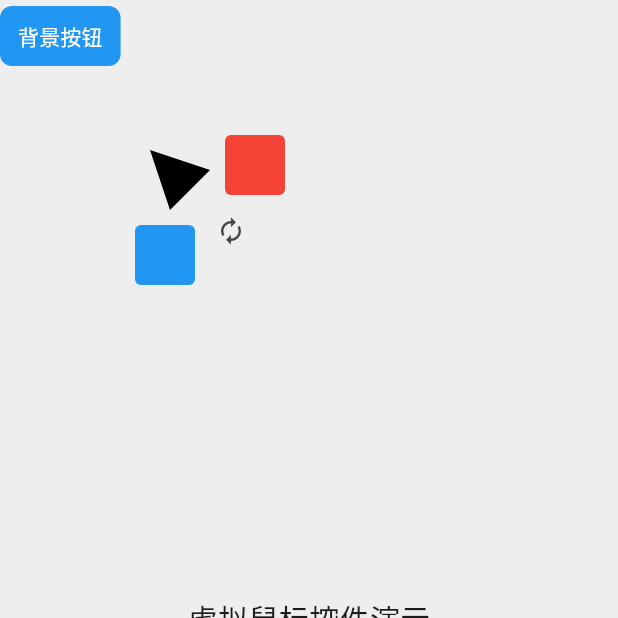
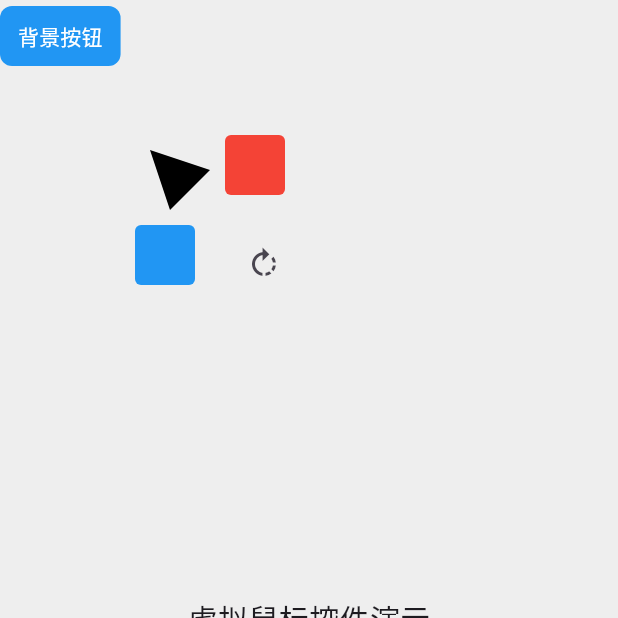
Before and after one commit to zhuhaichao518/virtual_cursor, a Flutter app: the screen it shows after launch, on a phone screen of 412 x 824 dp, the top half of it. Run offline on Flutter 3.47's test engine with Material 3 defaults, Android fonts, the phone set to English and light mode, and no system bars.

Commit message:
修改旋转方向

```diff
--- a/lib/main.dart
+++ b/lib/main.dart
@@ -1,6 +1,5 @@
 import 'package:flutter/material.dart';
-
-enum CursorDirection { TopLeft, TopRight, BottomLeft, BottomRight }
+import 'dart:math';
 
 class VirtualMouse extends StatefulWidget {
   final Offset initialPosition;
@@ -12,9 +11,16 @@ class VirtualMouse extends StatefulWidget {
 
 class _VirtualMouseState extends State<VirtualMouse> {
   Offset position = Offset.zero;
-  CursorDirection direction = CursorDirection.TopLeft;
   bool _leftPressed = false;
   bool _rightPressed = false;
+  double _angle = 0; // 新增旋转角度状态
+
+  // 旋转控制方法
+  void _rotate() {
+    setState(() {
+      _angle += pi/2; // 每次旋转90度
+    });
+  }
 
   @override
   void initState() {
@@ -22,22 +28,20 @@ class _VirtualMouseState extends State<VirtualMouse> {
     position = widget.initialPosition;
   }
 
-  void _toggleDirection() {
-    setState(() {
-      direction = CursorDirection.values[(direction.index + 1) % 4];
-    });
-  }
+  // 处理坐标变换
+  Offset _transformDelta(Offset delta, double angle) {
+    // 将弧度转换为90度的整数倍（处理浮点精度）
+    final steps = ((angle / (pi / 2)).round()) % 4;
 
-  Offset _getDirectionOffset(double distance) {
-    switch (direction) {
-      case CursorDirection.TopLeft:
-        return Offset(distance, distance);
-      case CursorDirection.TopRight:
-        return Offset(distance, -distance);
-      case CursorDirection.BottomLeft:
-        return Offset(-distance, distance);
-      case CursorDirection.BottomRight:
-        return Offset(distance, distance);
+    switch (steps) {
+      case 1: // 90度
+        return Offset(-delta.dy, delta.dx);
+      case 2: // 180度
+        return Offset(-delta.dx, -delta.dy);
+      case 3: // 270度
+        return Offset(delta.dy, -delta.dx);
+      default: // 0度或360度
+        return delta;
     }
   }
 
@@ -46,32 +50,38 @@ class _VirtualMouseState extends State<VirtualMouse> {
     return Positioned(
       left: position.dx,
       top: position.dy,
-      child: Container(
-        width: 200,
-        height: 200,
+      child: Transform.rotate(
+        angle: _angle, //90 * (pi / 180),
         child: GestureDetector(
           onPanUpdate: (details) {
             setState(() {
-            position += details.delta;
+              // 应用坐标变换
+              final transformedDelta = _transformDelta(details.delta, _angle);
+              position += transformedDelta;
             });
           },
+          child: Container(
+            width: 100,
+            height: 100,
+            color: Colors.transparent,
             child: Stack(
               clipBehavior: Clip.none,
               children: [
                 // 鼠标指针
-            CustomPaint(
+                Positioned(
+                  left: 0,
+                  top: 0,
+                  child: CustomPaint(
                     size: Size(40, 40),
-              painter: CursorTrianglePainter(direction: direction),
+                    painter: CursorTrianglePainter(),
+                  ),
                 ),
 
                 // 左键
                 Positioned(
-              left: _getDirectionOffset(-10).dx,
-              top: _getDirectionOffset(50).dy,
+                  left: -10,
+                  top: 50,
                   child: GestureDetector(
-                onTapDown: (_) => setState(() => _leftPressed = true),
-                onTapUp: (_) => setState(() => _leftPressed = false),
-                onTapCancel: () => setState(() => _leftPressed = false),
                     onTap: () => print('Left Click'),
                     child: Container(
                       width: 40,
@@ -86,12 +96,9 @@ class _VirtualMouseState extends State<VirtualMouse> {
 
                 // 右键
                 Positioned(
-              left: _getDirectionOffset(50).dx,
-              top: _getDirectionOffset(-10).dy,
+                  left: 50,
+                  top: -10,
                   child: GestureDetector(
-                onTapDown: (_) => setState(() => _rightPressed = true),
-                onTapUp: (_) => setState(() => _rightPressed = false),
-                onTapCancel: () => setState(() => _rightPressed = false),
                     onTap: () => print('Right Click'),
                     child: Container(
                       width: 40,
@@ -104,20 +111,17 @@ class _VirtualMouseState extends State<VirtualMouse> {
                   ),
                 ),
 
-            // 切换方向按钮
+                // 添加旋转按钮
                 Positioned(
-              left: 30,
-              top: 30,
+                  right: 0,
+                  bottom: 0,
                   child: IconButton(
-                icon: Icon(Icons.autorenew, size: 20),
-                onPressed: _toggleDirection,
-                style: IconButton.styleFrom(
-                  backgroundColor: Colors.grey[200],
-                  padding: EdgeInsets.all(4),
-                ),
+                    icon: Icon(Icons.rotate_right),
+                    onPressed: _rotate,
                   ),
                 ),
               ],
+            ),
           ),
         ),
       ),
@@ -126,10 +130,6 @@ class _VirtualMouseState extends State<VirtualMouse> {
 }
 
 class CursorTrianglePainter extends CustomPainter {
-  final CursorDirection direction;
-
-  CursorTrianglePainter({required this.direction});
-
   @override
   void paint(Canvas canvas, Size size) {
     final paint = Paint()
@@ -137,37 +137,17 @@ class CursorTrianglePainter extends CustomPainter {
       ..style = PaintingStyle.fill;
 
     final path = Path();
-
-    switch (direction) {
-      case CursorDirection.TopLeft:
+    // TopLeft 三角形绘制逻辑
     path.moveTo(0, 0);
     path.lineTo(size.width / 3, size.height);
     path.lineTo(size.width, size.height / 3);
-        break;
-      case CursorDirection.TopRight:
-        path.moveTo(size.width, 0);
-        path.lineTo(size.width / 3*2, size.height);
-        path.lineTo(0, size.height/3);
-        break;
-      case CursorDirection.BottomLeft:
-        path.moveTo(0, size.height);
-        path.lineTo(size.width / 2, size.height);
-        path.lineTo(size.width, 0);
-        break;
-      case CursorDirection.BottomRight:
-        path.moveTo(size.width, 0);
-        path.lineTo(size.width / 2, size.height);
-        path.lineTo(0, 0);
-        break;
-    }
+    path.close();
 
-    path.close();
     canvas.drawPath(path, paint);
   }
 
   @override
-  bool shouldRepaint(CursorTrianglePainter oldDelegate) =>
-      oldDelegate.direction != direction;
+  bool shouldRepaint(CustomPainter oldDelegate) => false;
 }
 
 class VirtualMouseDemo extends StatefulWidget {
```
Lines whose indentation alone changed are shown as unchanged.
